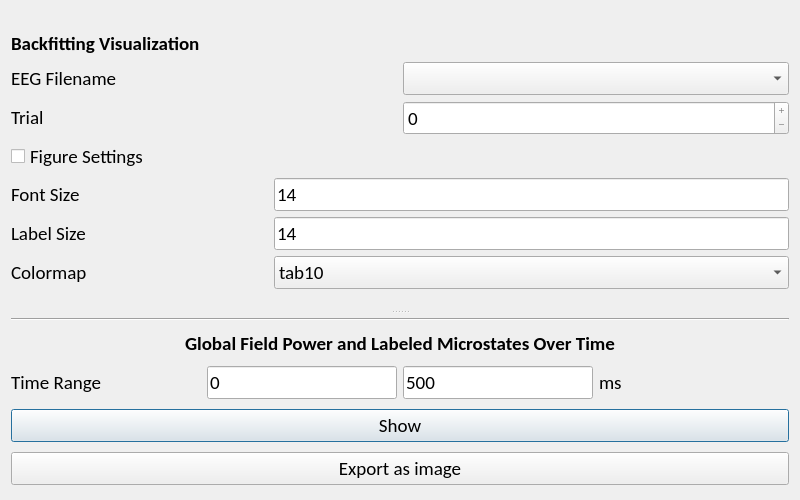
Old version of the form EEG_COMET/ui/BackfittingVisualizationWindow.ui in the repository eeg-comet/eeg-comet.
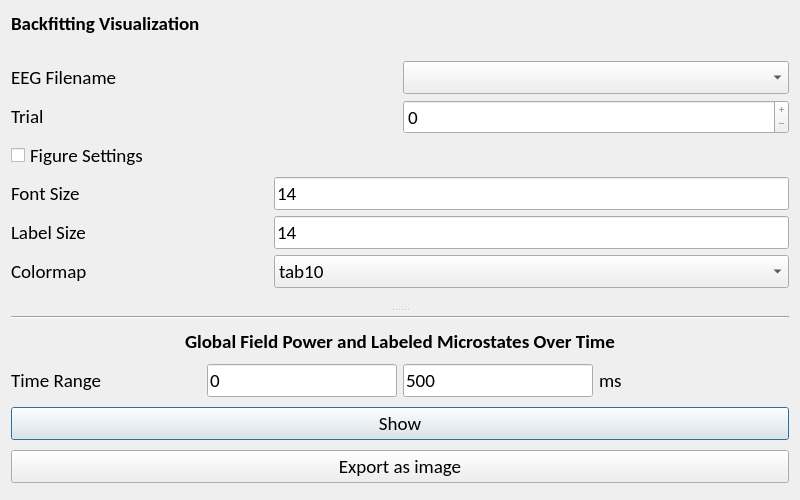
New version of the form.

```diff
--- a/EEG_COMET/ui/BackfittingVisualizationWindow.ui
+++ b/EEG_COMET/ui/BackfittingVisualizationWindow.ui
@@ -26,7 +26,7 @@
    <string>Dialog</string>
   </property>
   <layout class="QGridLayout" name="gridLayout_2">
-   <item row="0" column="0">
+   <item row="1" column="0">
     <widget class="QSplitter" name="splitter">
      <property name="orientation">
       <enum>Qt::Vertical</enum>
@@ -35,25 +35,6 @@
       <layout class="QGridLayout" name="gridLayout">
        <item row="0" column="0" colspan="2">
         <layout class="QGridLayout" name="gridLayout_3">
-         <item row="0" column="0" colspan="2">
-          <widget class="QLabel" name="settings_label">
-           <property name="sizePolicy">
-            <sizepolicy hsizetype="Preferred" vsizetype="Maximum">
-             <horstretch>0</horstretch>
-             <verstretch>0</verstretch>
-            </sizepolicy>
-           </property>
-           <property name="font">
-            <font>
-             <weight>75</weight>
-             <bold>true</bold>
-            </font>
-           </property>
-           <property name="text">
-            <string>Backfitting Visualization</string>
-           </property>
-          </widget>
-         </item>
          <item row="1" column="0">
           <widget class="QLabel" name="eeg_filenames_label">
            <property name="sizePolicy">
@@ -360,6 +341,25 @@
      </widget>
     </widget>
    </item>
+   <item row="0" column="0">
+    <widget class="QLabel" name="backfitting_visualization_label">
+     <property name="sizePolicy">
+      <sizepolicy hsizetype="Preferred" vsizetype="Maximum">
+       <horstretch>0</horstretch>
+       <verstretch>0</verstretch>
+      </sizepolicy>
+     </property>
+     <property name="font">
+      <font>
+       <weight>75</weight>
+       <bold>true</bold>
+      </font>
+     </property>
+     <property name="text">
+      <string>Backfitting Visualization</string>
+     </property>
+    </widget>
+   </item>
   </layout>
  </widget>
  <resources/>
```
